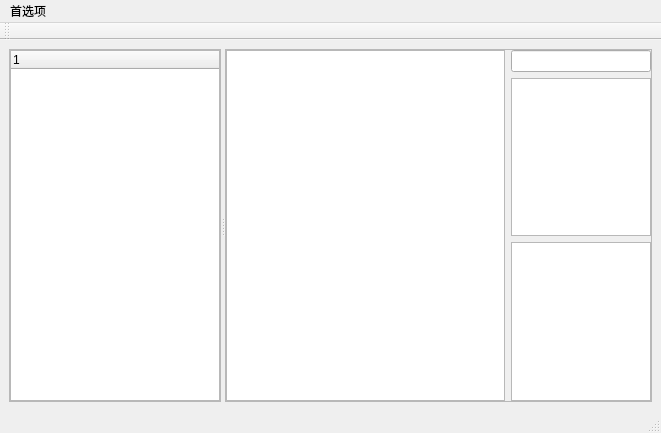
Old version of the form PathManagerPlus/ui/main_window.ui in the repository suifengpiaoyang/PathManagerPlus.
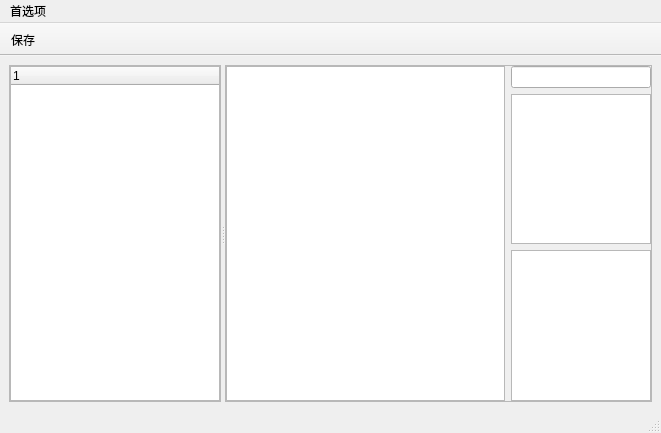
New version of the form. Custom widgets are drawn as their Qt base class.

Commit message: 新增工具栏并添加保存功能

Diff of the .ui file:
```diff
--- a/PathManagerPlus/ui/main_window.ui
+++ b/PathManagerPlus/ui/main_window.ui
@@ -97,12 +97,16 @@
    <property name="windowTitle">
     <string>toolBar</string>
    </property>
+   <property name="movable">
+    <bool>false</bool>
+   </property>
    <attribute name="toolBarArea">
     <enum>TopToolBarArea</enum>
    </attribute>
    <attribute name="toolBarBreak">
     <bool>false</bool>
    </attribute>
+   <addaction name="saveAction"/>
   </widget>
   <widget class="QMenuBar" name="menuBar">
    <property name="geometry">
@@ -127,6 +131,17 @@
     <string>配置</string>
    </property>
   </action>
+  <action name="saveAction">
+   <property name="text">
+    <string>保存</string>
+   </property>
+   <property name="toolTip">
+    <string>保存</string>
+   </property>
+   <property name="shortcut">
+    <string>Ctrl+S</string>
+   </property>
+  </action>
  </widget>
  <customwidgets>
   <customwidget>
```
The commit also changes 3 other files.
